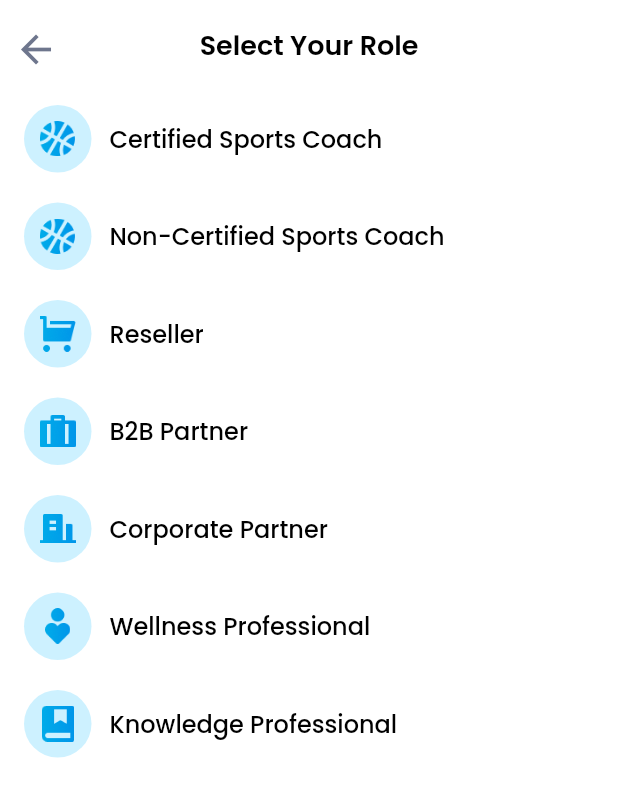
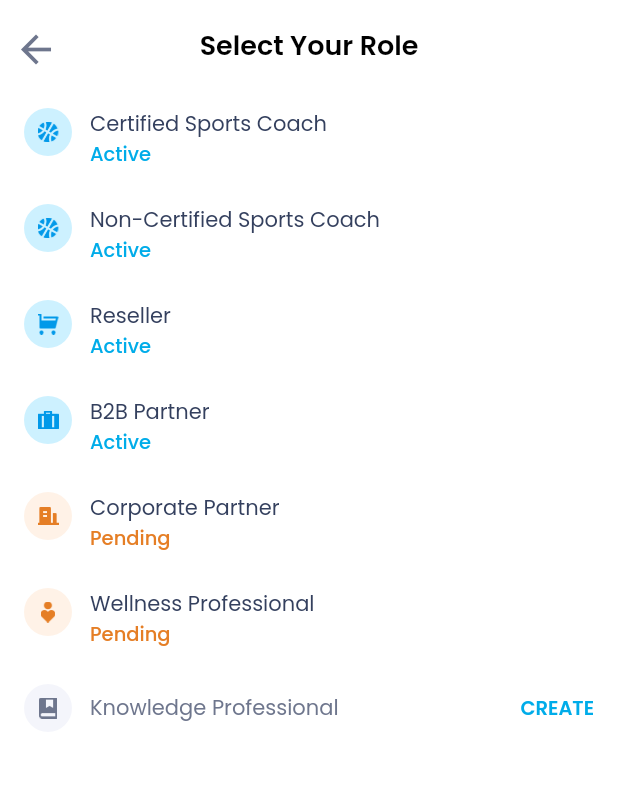
Before and after one commit to devprotec/settings_page, a Flutter app: the SelectRolePage screen opened directly, on a phone screen of 412 x 824 dp. Shown: the top 797 px of the screen. Run offline on Flutter 3.47's test engine with Material 2 defaults, Android fonts, the phone set to English and light mode, and no system bars; our stand-ins replace cached_network_image, flutter_svg, get; missing offline and left inert: connectivity_plus_web, shared_preferences_web.

Commit message:
Fixed final settings screen

```diff
--- a/lib/localization/en_us/en_us_translations.dart
+++ b/lib/localization/en_us/en_us_translations.dart
@@ -21,7 +21,7 @@ final Map<String, String> enUs = {
   "msg_you_will_lost_a":
       "You will lose all the information about you. This cannot be undone",
   "lbl_reseller": "Reseller",
-  "lbl_create": "Create",
+  "lbl_create": "CREATE",
   "msg_become_professi": "Become Professional",
   "lbl_notifications": "Notifications",
   "msg_what_can_we_do": "What Can We Do to Improve",
--- /dev/null
+++ b/lib/models/role.dart
@@ -0,0 +1,11 @@
+import '../util/enum.dart';
+
+class Role {
+  final String text;
+  final Status status;
+
+  Role(
+    this.text,
+    this.status,
+  );
+}
--- a/lib/presentation/select_role_page.dart
+++ b/lib/presentation/select_role_page.dart
@@ -1,10 +1,22 @@
 import 'package:flutter/material.dart';
 import 'package:get/get.dart';
+import 'package:settings_page/util/enum.dart';
 
+import '../models/role.dart';
 import '../widgets/app_bar_widget.dart';
 import '../widgets/setting_listTile.dart';
 
 class SelectRolePage extends StatelessWidget {
+  List<Role> newRole = [
+    Role("msg_certified_sport".tr, Status.Active),
+    Role("msg_non_certified_s".tr, Status.Active),
+    Role("lbl_reseller".tr, Status.Active),
+    Role("lbl_b2b_partner".tr, Status.Active),
+    Role("msg_corporate_partn".tr, Status.Pending),
+    Role("msg_wellness_profes".tr, Status.Pending),
+    Role("msg_knowledge_profe".tr, Status.Inactive),
+  ];
+
   final settingsPicturePath = [
     "assets/images/img_vector.png",
     "assets/images/img_vector.png",
@@ -27,6 +39,7 @@ class SelectRolePage extends StatelessWidget {
 
   @override
   Widget build(BuildContext context) {
+    double height = MediaQuery.of(context).size.height;
     return SafeArea(
         child: Scaffold(
       backgroundColor: Colors.white,
@@ -40,77 +53,84 @@ class SelectRolePage extends StatelessWidget {
       body: SingleChildScrollView(
         child: Padding(
           padding: EdgeInsets.symmetric(horizontal: 16, vertical: 10),
-            child: Column(
+          child: Container(
+            height: height,
+            child: ListView.builder(
+                itemCount: newRole.length,
+                shrinkWrap: true,
+                physics: BouncingScrollPhysics(
+                  parent: AlwaysScrollableScrollPhysics(),
+                ),
+                itemBuilder: (context, index) {
+                  return SettingListTitleCompact(
+                    imageFile: settingsPicturePath[index],
+                    settingsName: settingsName[index],
+                    voidCallback: () {
+                      // Get.to(page);
+                    },
+                    status: newRole[index].status,
+                  );
+                }),
+          ),
+        ),
+      ),
+    ));
+  }
+}
+/*
+Column(
               crossAxisAlignment: CrossAxisAlignment.start,
               children: [
                 SettingListTitleCompact(
                     imageFile: settingsPicturePath[0],
                     settingsName: settingsName[0],
-                  hasSubtitle: false,
                     voidCallback: () {
                       // Get.to(page);
                     },
-                  hasTrailing: false,
-                ),
+                    status: newRole[0].status),
                 SettingListTitleCompact(
                     imageFile: settingsPicturePath[1],
-                  settingsName: settingsName[1],
-                  hasSubtitle: false,
+                    settingsName: newRole[1].text,
                     voidCallback: () {
                       // Get.to(page);
                     },
-                  hasTrailing: false,
-                ),
+                    status: newRole[1].status),
                 SettingListTitleCompact(
                     imageFile: settingsPicturePath[2],
-                  settingsName: settingsName[2],
-                  hasSubtitle: false,
+                    settingsName: newRole[2].text,
                     voidCallback: () {
                       // Get.to(page);
                     },
-                  hasTrailing: false,
-                ),
+                    status: newRole[2].status),
                 SettingListTitleCompact(
                     imageFile: settingsPicturePath[3],
-                  settingsName: settingsName[3],
-                  hasSubtitle: false,
+                    settingsName: newRole[3].text,
                     voidCallback: () {
                       // Get.to(page);
                     },
-                  hasTrailing: false,
-                ),
+                    status: newRole[3].status),
                 SettingListTitleCompact(
                     imageFile: settingsPicturePath[4],
-                  settingsName: settingsName[4],
-                  hasSubtitle: false,
+                    settingsName: newRole[4].text,
                     voidCallback: () {
                       // Get.to(page);
                     },
-                  hasTrailing: false,
-                ),
+                    status: newRole[4].status),
                 SettingListTitleCompact(
                     imageFile: settingsPicturePath[5],
-                  settingsName: settingsName[5],
-                  hasSubtitle: false,
+                    settingsName: newRole[5].text,
                     voidCallback: () {
                       // Get.to(page);
                     },
-                  hasTrailing: false,
-                ),
+                    status: newRole[5].status),
                 SettingListTitleCompact(
                   imageFile: settingsPicturePath[6],
-                  settingsName: settingsName[6],
-                  hasSubtitle: false,
+                  settingsName: newRole[6].text,
                   voidCallback: () {
                     // Get.to(page);
                   },
-                  hasTrailing: false,
+                  status: newRole[6].status,
                 ),
               ],
             ),
-          ),
-        ),
-      ),
-    );
-  }
-}
+ */
--- a/lib/util/constants.dart
+++ b/lib/util/constants.dart
@@ -1,4 +1,3 @@
-
 import 'exports.dart';
 
 class Constants {
@@ -48,7 +47,6 @@ class Constants {
   static Color successColor = fromHex('#24AE5F');
   static Color successBacgroundColor = fromHex('#EBFBF2');
 
-
   static Color lightBlueA70099 = fromHex('#990196ea');
   static Color mainColor = const Color(0xff161B46);
 
@@ -57,6 +55,10 @@ class Constants {
   static Color insideIconColor = fromHex('#CDF1FF');
   static Color forwardIconColor = fromHex('#AEB2BF');
   static Color successPasswordColor = fromHex("#00ACE9");
+  static Color inactiveStatusColorGray = fromHex("#F4F5FB");
+  static Color activeIconColor = fromHex("#0199E9");
+  static Color inactiveIconColor = fromHex("#6E768D");
+  static Color pendingCircleColor = fromHex("#FFF2E7");
 
   static Widget spaceMediumColumn = SizedBox(
     height: 20,
@@ -96,10 +98,18 @@ class Constants {
     color: Colors.black,
   );
   static TextStyle subtitleTextStyle = TextStyle(
-      fontSize: 14,
-      fontFamily: 'Poppins',
-      fontWeight: FontWeight.w400,
-      color: fromHex('#34405E'));
+    fontSize: 14,
+    fontFamily: 'Poppins',
+    fontWeight: FontWeight.w400,
+    color: fromHex('#34405E'),
+  );
+
+  static TextStyle inactiveSubtitleTextStyle = TextStyle(
+    fontSize: 14,
+    fontFamily: 'Poppins',
+    fontWeight: FontWeight.w400,
+    color: fromHex('#6E768D'),
+  );
 
   static TextStyle languageTextStyle = TextStyle(
     fontWeight: FontWeight.w400,
--- /dev/null
+++ b/lib/util/enum.dart
@@ -0,0 +1 @@
+enum Status { Pending, Active, Inactive }
--- a/lib/widgets/icon_widget.dart
+++ b/lib/widgets/icon_widget.dart
@@ -1,24 +1,83 @@
 import 'package:flutter/material.dart';
 import 'package:settings_page/util/constants.dart';
 
+import '../util/enum.dart';
+
 class ImageWidget extends StatelessWidget {
-  final
-  String imageFile;
+  final String imageFile;
 
-
-  const ImageWidget({Key? key, required this.imageFile, })
-      : super(key: key);
+  const ImageWidget({
+    Key? key,
+    required this.imageFile,
+  }) : super(key: key);
 
   @override
   Widget build(BuildContext context) {
     return Container(
-      height: 45,
-      width: 45,
+      height: 32,
+      width: 32,
       decoration: BoxDecoration(
         color: Constants.insideIconCircleColor,
         shape: BoxShape.circle,
       ),
-      child: Center(child: Image.asset(imageFile, height: 24, width: 24,)),
+      child: Center(
+        child: Image.asset(
+          imageFile,
+          height: 14,
+          width: 14,
+        ),
+      ),
     );
   }
 }
+
+class ImageWidgetWithStatus extends StatelessWidget {
+  final String imageFile;
+  final Status? status;
+
+  const ImageWidgetWithStatus({
+    Key? key,
+    required this.imageFile,
+    this.status,
+  }) : super(key: key);
+
+  @override
+  Widget build(BuildContext context) {
+    return Container(
+      height: 32,
+      width: 32,
+      decoration: BoxDecoration(
+        color: returnCircleColor(status!),
+        shape: BoxShape.circle,
+      ),
+      child: Center(
+        child: Image.asset(
+          imageFile,
+          height: 14,
+          width: 14,
+          color: returnIconColor(status!),
+        ),
+      ),
+    );
+  }
+
+  Color? returnCircleColor(Status status) {
+    Color color = Constants.inactiveStatusColorGray;
+    if (status == Status.Active) {
+      color = Constants.insideIconCircleColor;
+    } else if (status == Status.Pending) {
+      color = Constants.pendingCircleColor;
+    }
+    return color;
+  }
+
+  Color? returnIconColor(Status status) {
+    Color color = Constants.inactiveIconColor;
+    if (status == Status.Active) {
+      color = Constants.activeIconColor;
+    } else if (status == Status.Pending) {
+      color = Constants.yellow900;
+    }
+    return color;
+  }
+}
--- a/lib/widgets/setting_listTile.dart
+++ b/lib/widgets/setting_listTile.dart
@@ -1,4 +1,7 @@
 import 'package:flutter/material.dart';
+import 'package:get/get.dart';
+import 'package:settings_page/theme/app_style.dart';
+import 'package:settings_page/util/enum.dart';
 import 'package:settings_page/widgets/icon_widget.dart';
 
 import '../util/constants.dart';
@@ -50,8 +53,8 @@ class SettingListTitleCompact extends StatelessWidget {
   final VoidCallback? voidCallback;
   final bool? hasSubtitle;
   final String? subTitleText;
-  final bool hasTrailing;
-  final Widget? trailingWidget;
+  final Status? status;
+  //final String status;
 
   const SettingListTitleCompact({
     Key? key,
@@ -60,57 +63,76 @@ class SettingListTitleCompact extends StatelessWidget {
     this.voidCallback,
     this.hasSubtitle,
     this.subTitleText,
-    required this.hasTrailing,
-    this.trailingWidget,
+    this.status,
   }) : super(key: key);
 
   @override
   Widget build(BuildContext context) {
-    /* return ListTile(
-      onTap: voidCallback,
-      leading: ImageWidget(imageFile: imageFile),
-      title: Text(
-        settingsName,
-        style: Constants.normalTextStyle,
-      ),
-      trailing: hasTrailing
-          ? trailingWidget
-          : SizedBox(
-              width: 10,
-            ),
-      subtitle: hasSubtitle!
-          ? Text(
-              subTitleText!,
-              style: Constants.subtitleTextStyle,
-            )
-          : SizedBox.shrink(),
-    ); */
-
     return Padding(
-      padding: const EdgeInsets.symmetric(vertical: 10.0),
+      padding: const EdgeInsets.symmetric(vertical: 12.0),
       child: Row(
+        mainAxisAlignment: MainAxisAlignment.spaceBetween,
+        crossAxisAlignment: CrossAxisAlignment.center,
         children: [
           Row(
+            crossAxisAlignment: status == Status.Inactive
+                ? CrossAxisAlignment.center
+                : CrossAxisAlignment.start,
             children: [
-              ImageWidget(imageFile: imageFile),
+              ImageWidgetWithStatus(
+                imageFile: imageFile,
+                status: status,
+              ),
               SizedBox(
                 width: 12.0,
               ),
-              Text(
-                settingsName,
-                style: Constants.normalTextStyle,
+              Column(
+                crossAxisAlignment: CrossAxisAlignment.start,
+                children: [
+                  Text(
+                    settingsName,
+                    style: status == Status.Inactive
+                        ? Constants.inactiveSubtitleTextStyle
+                        : Constants.subtitleTextStyle,
+                  ),
+                  status == Status.Inactive
+                      ? Container()
+                      : Container(
+                          child: status == Status.Active
+                              ? activeText()
+                              : pendingText(),
+                        )
+                ],
               ),
             ],
           ),
           Container(
-            child: hasTrailing
-                ? trailingWidget
-                : SizedBox(
-                    width: 10,
-                  ),
+            child: status == Status.Inactive
+                ? GestureDetector(
+                    onTap: () {},
+                    child: Text(
+                      "lbl_create".tr,
+                      style: AppStyle.txtPoppinsSemiBold12,
+                    ),
+                  )
+                : Container(),
           )
         ],
       ),
     );
   }
+
+  Widget activeText() {
+    return Text(
+      "lbl_active".tr,
+      style: AppStyle.txtPoppinsMedium12,
+    );
+  }
+
+  Widget pendingText() {
+    return Text(
+      "lbl_pending".tr,
+      style: AppStyle.txtPoppinsMedium12Yellow900,
+    );
+  }
 }
```
Lines whose indentation alone changed are shown as unchanged.
